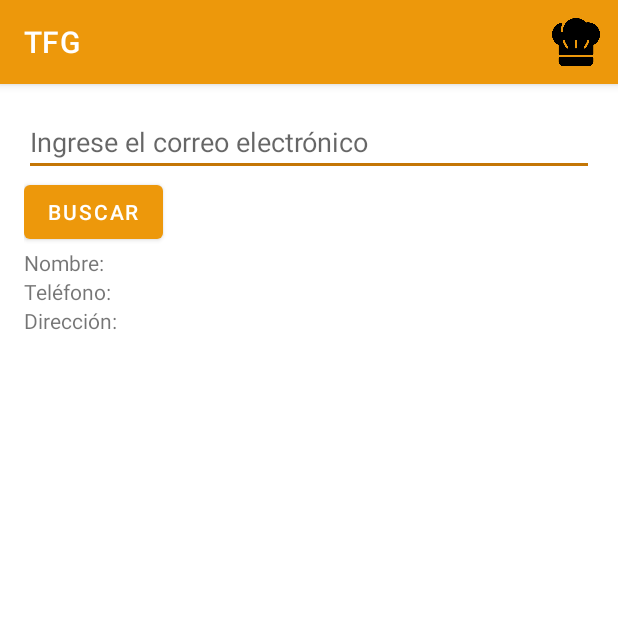
After one commit to cAlonso10/TFG, an Android app: the Usuarios screen opened directly, with no data from a screen before it, on a phone screen of 412 x 824 dp, the top half of it. The commit adds this screen. Run offline under Robolectric (Android 15) with nearby library versions, the phone set to English and light mode, and no system bars; our stand-ins replace Firebase (no records; nobody signed in at launch, a user with empty details on screens opened directly).

Commit message:
Se añada activity con informacion del perfil, para añadir telefono y direccion. Se añade ventana de administración para ver estos datos de los usuarios

```diff
--- a/app/src/main/java/com/example/tfg/Carta.java
+++ b/app/src/main/java/com/example/tfg/Carta.java
@@ -127,7 +127,8 @@ public class Carta extends AppCompatActivity {
                 //startActivity(intent);
                 return true;
             case R.id.action_profile:
-                //TODO:Handle profile page
+                Intent intent = new Intent(this, Perfil.class);
+                startActivity(intent);
                 return true;
             case R.id.logout:
                 logout();
--- /dev/null
+++ b/app/src/main/java/com/example/tfg/Usuarios.java
@@ -0,0 +1,106 @@
+package com.example.tfg;
+
+import android.content.Intent;
+import android.os.Bundle;
+import android.view.Menu;
+import android.view.MenuItem;
+import android.view.View;
+import android.widget.Button;
+import android.widget.EditText;
+import android.widget.TextView;
+import android.widget.Toast;
+
+import androidx.annotation.NonNull;
+import androidx.appcompat.app.AppCompatActivity;
+
+import com.google.android.gms.tasks.OnCompleteListener;
+import com.google.android.gms.tasks.Task;
+import com.google.firebase.firestore.DocumentSnapshot;
+import com.google.firebase.firestore.FirebaseFirestore;
+import com.google.firebase.firestore.QuerySnapshot;
+
+public class Usuarios extends AppCompatActivity {
+    private EditText editTextCorreo;
+    private TextView textViewNombre, textViewTelefono, textViewDireccion;
+    private Button btnBuscar;
+
+    private FirebaseFirestore db;
+
+    @Override
+    protected void onCreate(Bundle savedInstanceState) {
+        super.onCreate(savedInstanceState);
+        setContentView(R.layout.activity_usuarios);
+
+        db = FirebaseFirestore.getInstance();
+
+        editTextCorreo = findViewById(R.id.editTextCorreo);
+        textViewNombre = findViewById(R.id.textViewNombre);
+        textViewTelefono = findViewById(R.id.textViewTelefono);
+        textViewDireccion = findViewById(R.id.textViewDireccion);
+        btnBuscar = findViewById(R.id.buscar);
+
+        btnBuscar.setOnClickListener(new View.OnClickListener() {
+            @Override
+            public void onClick(View v) {
+                buscarUsuario();
+            }
+        });
+    }
+
+    private void buscarUsuario() {
+        String correo = editTextCorreo.getText().toString().trim();
+
+        db.collection("usuarios")
+                .whereEqualTo("emailUsuario", correo)
+                .get()
+                .addOnCompleteListener(new OnCompleteListener<QuerySnapshot>() {
+                    @Override
+                    public void onComplete(@NonNull Task<QuerySnapshot> task) {
+                        if (task.isSuccessful()) {
+                            QuerySnapshot querySnapshot = task.getResult();
+                            if (querySnapshot != null && !querySnapshot.isEmpty()) {
+                                DocumentSnapshot document = querySnapshot.getDocuments().get(0);
+                                String nombre = document.getString("nombre");
+                                String telefono = document.getString("telefono");
+                                String direccion = document.getString("direccion");
+
+                                textViewNombre.setText("Nombre: " + nombre);
+                                textViewTelefono.setText("Teléfono: " + telefono);
+                                textViewDireccion.setText("Dirección: " + direccion);
+                            } else {
+                                Toast.makeText(Usuarios.this, "No se encontró el usuario", Toast.LENGTH_SHORT).show();
+                                textViewNombre.setText("Nombre:");
+                                textViewTelefono.setText("Teléfono:");
+                                textViewDireccion.setText("Dirección:");
+                            }
+                        } else {
+                            Toast.makeText(Usuarios.this, "Error al buscar el usuario", Toast.LENGTH_SHORT).show();
+                            textViewNombre.setText("Nombre:");
+                            textViewTelefono.setText("Teléfono:");
+                            textViewDireccion.setText("Dirección:");
+                        }
+                    }
+                });
+    }
+
+    @Override
+    public boolean onCreateOptionsMenu(Menu menu) {
+        getMenuInflater().inflate(R.menu.menu_usuarios,menu);
+        return super.onCreateOptionsMenu(menu);
+    }
+
+    @Override
+    public boolean onOptionsItemSelected(@NonNull MenuItem item) {
+        switch (item.getItemId()) {
+            case R.id.cocina:
+                Intent intent = new Intent(Usuarios.this, Cocina.class);
+                startActivity(intent);
+                return true;
+
+
+            default:
+                return super.onOptionsItemSelected(item);
+        }
+    }
+
+}
--- /dev/null
+++ b/app/src/main/res/layout/activity_usuarios.xml
@@ -0,0 +1,40 @@
+<?xml version="1.0" encoding="utf-8"?>
+<LinearLayout xmlns:android="http://schemas.android.com/apk/res/android"
+    xmlns:tools="http://schemas.android.com/tools"
+    android:layout_width="match_parent"
+    android:layout_height="match_parent"
+    android:orientation="vertical"
+    android:padding="16dp"
+    tools:context=".Usuarios">
+
+    <EditText
+        android:id="@+id/editTextCorreo"
+        android:layout_width="match_parent"
+        android:layout_height="wrap_content"
+        android:hint="Ingrese el correo electrónico" />
+
+    <Button
+        android:id="@+id/buscar"
+        android:layout_width="wrap_content"
+        android:layout_height="wrap_content"
+        android:text="Buscar" />
+
+    <TextView
+        android:id="@+id/textViewNombre"
+        android:layout_width="match_parent"
+        android:layout_height="wrap_content"
+        android:text="Nombre:" />
+
+    <TextView
+        android:id="@+id/textViewTelefono"
+        android:layout_width="match_parent"
+        android:layout_height="wrap_content"
+        android:text="Teléfono:" />
+
+    <TextView
+        android:id="@+id/textViewDireccion"
+        android:layout_width="match_parent"
+        android:layout_height="wrap_content"
+        android:text="Dirección:" />
+
+</LinearLayout>
--- /dev/null
+++ b/app/src/main/res/menu/menu_usuarios.xml
@@ -0,0 +1,14 @@
+<?xml version="1.0" encoding="utf-8"?>
+<menu xmlns:android="http://schemas.android.com/apk/res/android"
+    xmlns:app="http://schemas.android.com/apk/res-auto"
+    xmlns:tools="http://schemas.android.com/tools"
+    tools:context=".Usuarios">
+
+
+    <item
+        android:id="@+id/cocina"
+        android:title="Cocina"
+        android:icon="@drawable/cocina"
+        app:showAsAction="always"
+        />
+</menu>
```
Also changed, not shown: app/src/main/AndroidManifest.xml (+8 -0 lines), app/src/main/java/com/example/tfg/Cocina.java (+8 -14 lines), app/src/main/java/com/example/tfg/Perfil.java (added, +275 -0 lines), app/src/main/res/layout/activity_perfil.xml (added, +69 -0 lines), app/src/main/res/menu/menu_cocina.xml (renamed from app/src/main/res/menu/menu.xml, +8 -1 lines), app/src/main/res/drawable/cocina.png (added), app/src/main/res/drawable/usuarios.png (added).
